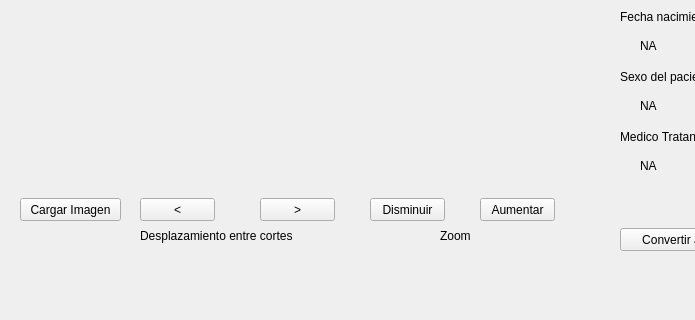
Qt form anadir_grafico.ui (egutierrezc93/pdi_taller_pydicom) before a commit; both pictures show x 0 to 695 and y 202 to 522 of the 849 by 522 pixel window.
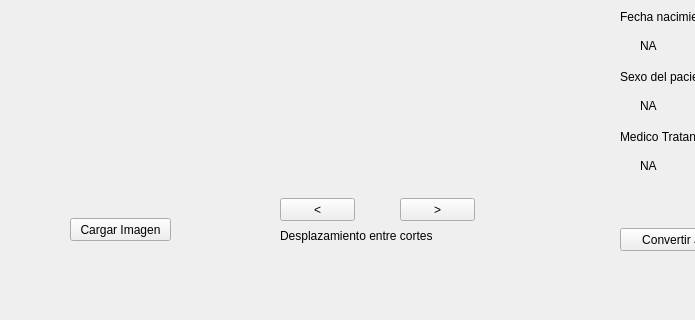
The same form after that commit.

Commit message: jpg to DICOM form implemented, refactor and documentation

```diff
--- a/anadir_grafico.ui
+++ b/anadir_grafico.ui
@@ -27,8 +27,8 @@
    <widget class="QPushButton" name="boton_cargar">
     <property name="geometry">
      <rect>
-      <x>20</x>
-      <y>400</y>
+      <x>70</x>
+      <y>420</y>
       <width>101</width>
       <height>23</height>
      </rect>
@@ -40,7 +40,7 @@
    <widget class="QPushButton" name="boton_atras">
     <property name="geometry">
      <rect>
-      <x>140</x>
+      <x>280</x>
       <y>400</y>
       <width>75</width>
       <height>23</height>
@@ -53,7 +53,7 @@
    <widget class="QPushButton" name="boton_adelante">
     <property name="geometry">
      <rect>
-      <x>260</x>
+      <x>400</x>
       <y>400</y>
       <width>75</width>
       <height>23</height>
@@ -63,36 +63,10 @@
      <string>&gt;</string>
     </property>
    </widget>
-   <widget class="QPushButton" name="boton_aumentar">
-    <property name="geometry">
-     <rect>
-      <x>480</x>
-      <y>400</y>
-      <width>75</width>
-      <height>23</height>
-     </rect>
-    </property>
-    <property name="text">
-     <string>Aumentar</string>
-    </property>
-   </widget>
-   <widget class="QPushButton" name="boton_disminuir">
-    <property name="geometry">
-     <rect>
-      <x>370</x>
-      <y>400</y>
-      <width>75</width>
-      <height>23</height>
-     </rect>
-    </property>
-    <property name="text">
-     <string>Disminuir</string>
-    </property>
-   </widget>
    <widget class="QLabel" name="label">
     <property name="geometry">
      <rect>
-      <x>140</x>
+      <x>280</x>
       <y>430</y>
       <width>201</width>
       <height>16</height>
@@ -102,19 +76,6 @@
      <string>Desplazamiento entre cortes</string>
     </property>
    </widget>
-   <widget class="QLabel" name="label_2">
-    <property name="geometry">
-     <rect>
-      <x>440</x>
-      <y>430</y>
-      <width>71</width>
-      <height>16</height>
-     </rect>
-    </property>
-    <property name="text">
-     <string>Zoom</string>
-    </property>
-   </widget>
    <widget class="QPushButton" name="boton_conv_jpeg_to_dicom">
     <property name="geometry">
      <rect>
```
The commit also changes 6 other files.
